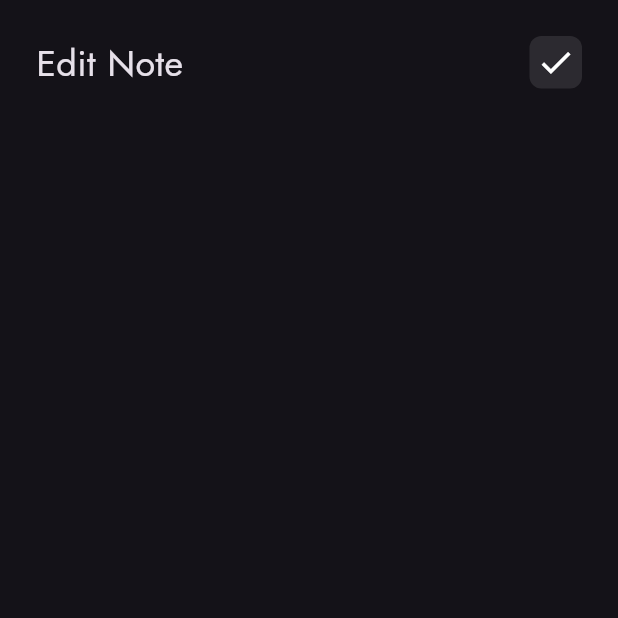
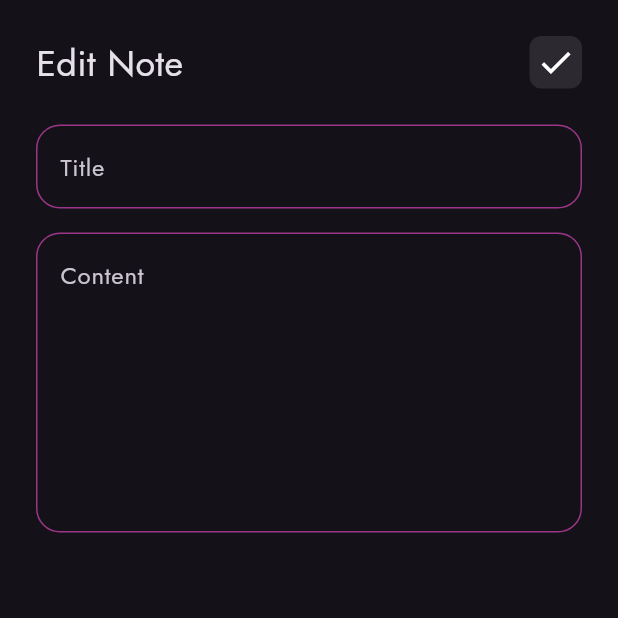
Before and after one commit to islambahaaa/notes_app, a Flutter app: the EditNoteView screen opened directly, on a phone screen of 412 x 824 dp, the top half of it. Run offline on Flutter 3.47's test engine with Material 3 defaults, Android fonts, the phone set to English and light mode, and no system bars; our stand-ins replace font_awesome_flutter.

Commit message:
add text field to edit note view

```diff
--- a/lib/widgets/edit_note_view_body.dart
+++ b/lib/widgets/edit_note_view_body.dart
@@ -1,5 +1,6 @@
 import 'package:flutter/material.dart';
 import 'package:notes_app/widgets/custom_app_bar.dart';
+import 'package:notes_app/widgets/custom_text_field.dart';
 
 class EditNoteViewBody extends StatelessWidget {
   const EditNoteViewBody({super.key});
@@ -17,6 +18,17 @@ class EditNoteViewBody extends StatelessWidget {
             title: 'Edit Note',
             icon: Icons.check,
           ),
+          SizedBox(
+            height: 24,
+          ),
+          CustomTextField(hint: 'Title'),
+          SizedBox(
+            height: 16,
+          ),
+          CustomTextField(
+            hint: 'Content',
+            maxlines: 7,
+          ),
         ],
       ),
     );
```
